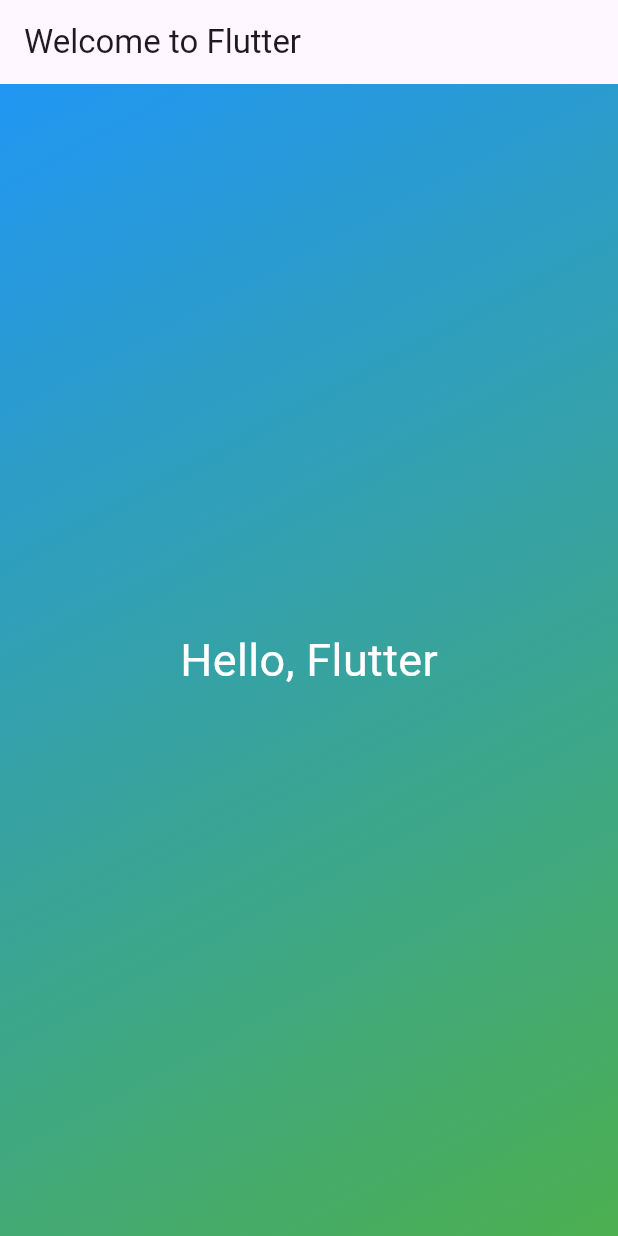
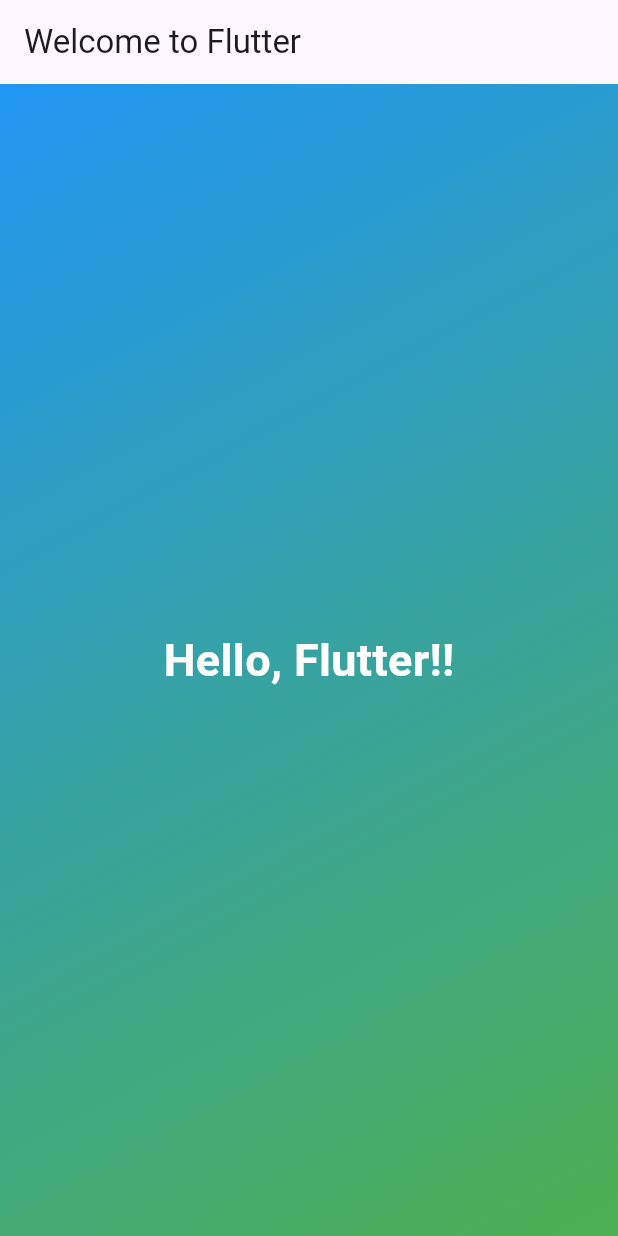
Before and after one commit to Hosung-Ahn/flutter-practice, a Flutter app: the screen it shows after launch, on a phone screen of 412 x 824 dp. Run offline on Flutter 3.47's test engine with Material 3 defaults, Android fonts, the phone set to English and light mode, and no system bars.

Commit message:
custom text 위젯 분리 - 파라미터를 받는 생성자

```diff
--- /dev/null
+++ b/first_app/lib/custom_text.dart
@@ -0,0 +1,28 @@
+import 'package:flutter/material.dart';
+
+class CustomText extends StatelessWidget {
+  final String text;
+  final double size;
+  final Color color;
+  final FontWeight weight;
+
+  const CustomText({
+    required this.text,
+    this.size = 16,
+    this.color = Colors.black,
+    this.weight = FontWeight.normal,
+    super.key,
+  });
+
+  @override
+  Widget build(BuildContext context) {
+    return Text(
+      text,
+      style: TextStyle(
+        fontSize: size,
+        color: color,
+        fontWeight: weight,
+      ),
+    );
+  }
+}
--- a/first_app/lib/home_page.dart
+++ b/first_app/lib/home_page.dart
@@ -1,4 +1,8 @@
 import 'package:flutter/material.dart';
+import 'custom_text.dart';
+
+const beginAlign = Alignment.topLeft;
+const Alignment endAlign = Alignment.bottomRight;
 
 // MyHomePage 위젯은 메인 화면을 나타냅니다.
 class MyHomePage extends StatelessWidget {
@@ -15,15 +19,17 @@ class MyHomePage extends StatelessWidget {
         height: double.infinity,
         decoration: const BoxDecoration(
           gradient: LinearGradient(
-            begin: Alignment.topLeft,
+            begin: beginAlign,
             end: Alignment.bottomRight,
             colors: [Colors.blue, Colors.green],
           ),
         ),
         child: const Center(
-          child: Text(
-            'Hello, Flutter',
-            style: TextStyle(fontSize: 30, color: Colors.white),
+          child: CustomText(
+            text: 'Hello, Flutter!!',
+            size: 30,
+            color: Colors.white,
+            weight: FontWeight.bold,
           ),
         ),
       ),
```
Also changed, not shown: 1 other file.
